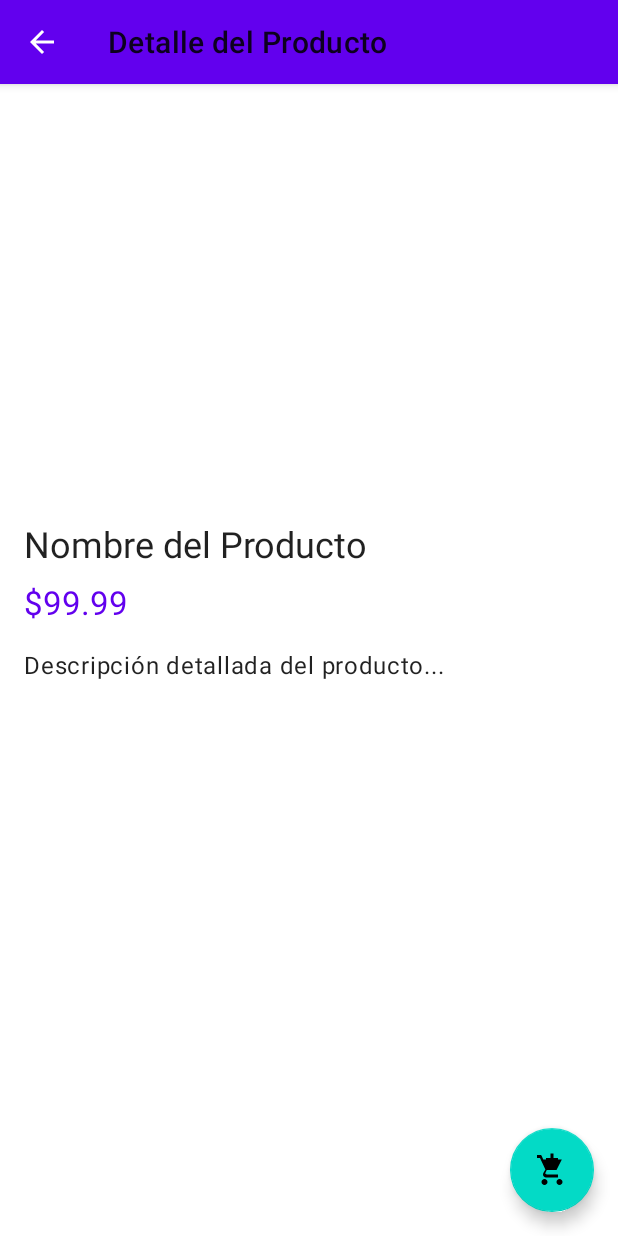
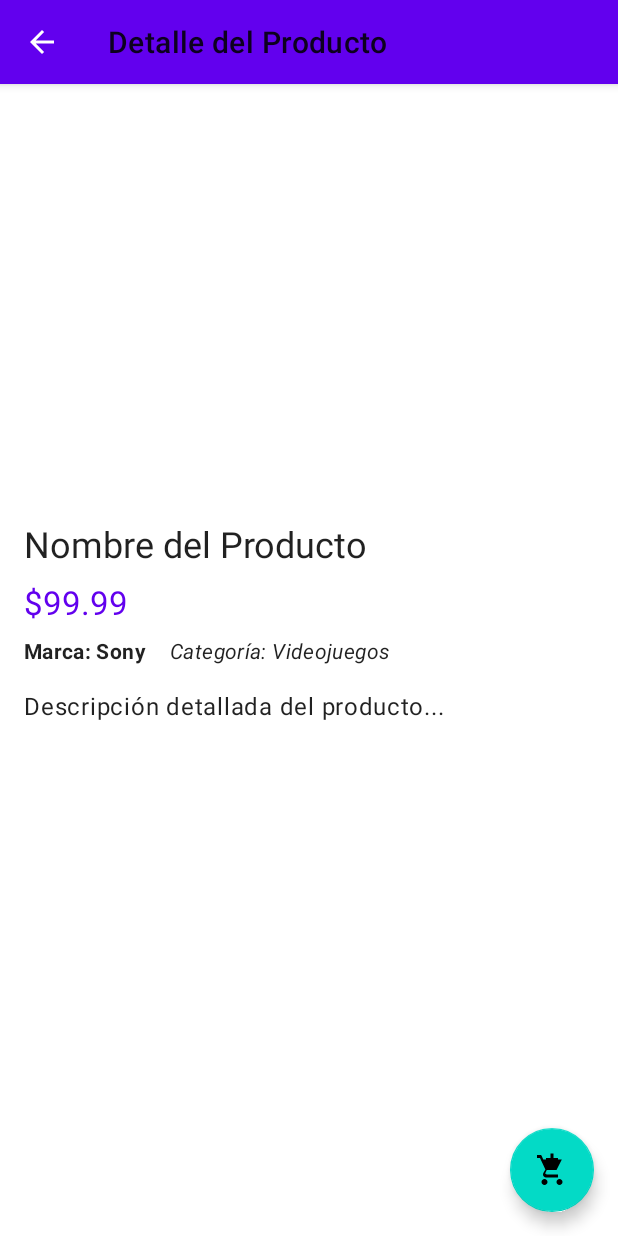
Before and after one commit to bryan-my/XanoGamesStore, an Android app: the layout fragment_product_detail.xml on its own in the app's theme, with its tools: preview values and no code run, on a phone screen of 412 x 824 dp. Run offline under Robolectric (Android 15) with nearby library versions, the phone set to English and light mode, and no system bars; network calls fail.

Commit message:
Añadido para que se pueda ver la categoria y marca en el detalle de producto

```diff
--- a/app/src/main/java/com/miapp/xanogamesstore/ui/ProductDetailFragment.kt
+++ b/app/src/main/java/com/miapp/xanogamesstore/ui/ProductDetailFragment.kt
@@ -33,6 +33,10 @@ class ProductDetailFragment : Fragment() {
     private lateinit var tvName: TextView
     private lateinit var tvPrice: TextView
     private lateinit var tvDescription: TextView
+    // Nuevos TextViews
+    private lateinit var tvBrand: TextView
+    private lateinit var tvCategory: TextView
+
     private lateinit var fab: FloatingActionButton
 
     override fun onCreate(savedInstanceState: Bundle?) {
@@ -52,6 +56,11 @@ class ProductDetailFragment : Fragment() {
         tvName = view.findViewById(R.id.tvProductName)
         tvPrice = view.findViewById(R.id.tvProductPrice)
         tvDescription = view.findViewById(R.id.tvProductDescription)
+
+        // Vinculamos los nuevos campos del layout
+        tvBrand = view.findViewById(R.id.tvProductBrand)
+        tvCategory = view.findViewById(R.id.tvProductCategory)
+
         fab = view.findViewById(R.id.fabAddToCart)
         return view
     }
@@ -92,6 +101,10 @@ class ProductDetailFragment : Fragment() {
         tvPrice.text = "$ ${"%.2f".format(product.price)}"
         tvDescription.text = product.description
 
+        // Asignamos directamente los valores de texto que vienen en el objeto Product
+        tvBrand.text = "Marca: ${product.brand}"
+        tvCategory.text = "Categoría: ${product.category}"
+
         product.image?.let { images ->
             viewPager.adapter = ImageSliderAdapter(images)
             rvThumbnails.adapter = ThumbnailAdapter(images) { position ->
--- a/app/src/main/res/layout/fragment_product_detail.xml
+++ b/app/src/main/res/layout/fragment_product_detail.xml
@@ -60,6 +60,31 @@
                 android:textColor="?attr/colorPrimary"
                 tools:text="$99.99" />
 
+            <!-- NUEVO: Marca y Categoría -->
+            <LinearLayout
+                android:layout_width="match_parent"
+                android:layout_height="wrap_content"
+                android:orientation="horizontal"
+                android:layout_marginTop="8dp">
+
+                <TextView
+                    android:id="@+id/tvProductBrand"
+                    android:layout_width="wrap_content"
+                    android:layout_height="wrap_content"
+                    android:layout_marginEnd="16dp"
+                    android:textStyle="bold"
+                    android:textAppearance="@style/TextAppearance.Material3.BodyMedium"
+                    tools:text="Marca: Sony" />
+
+                <TextView
+                    android:id="@+id/tvProductCategory"
+                    android:layout_width="wrap_content"
+                    android:layout_height="wrap_content"
+                    android:textStyle="italic"
+                    android:textAppearance="@style/TextAppearance.Material3.BodyMedium"
+                    tools:text="Categoría: Videojuegos" />
+            </LinearLayout>
+
             <TextView
                 android:id="@+id/tvProductDescription"
                 android:layout_width="match_parent"
```
